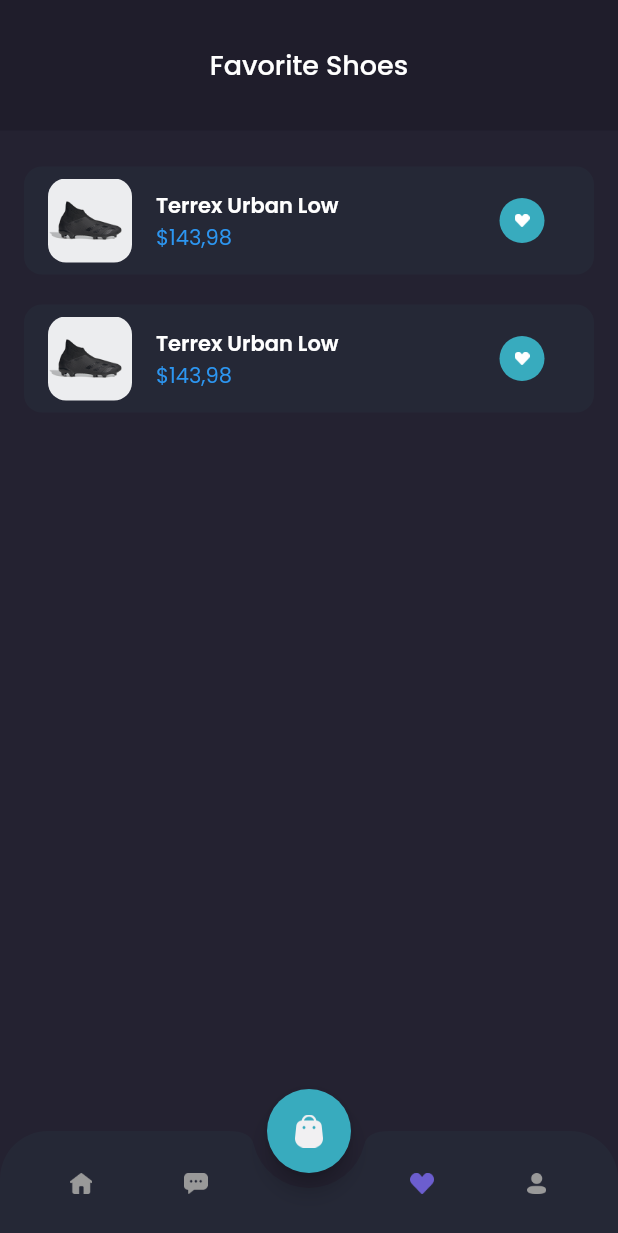
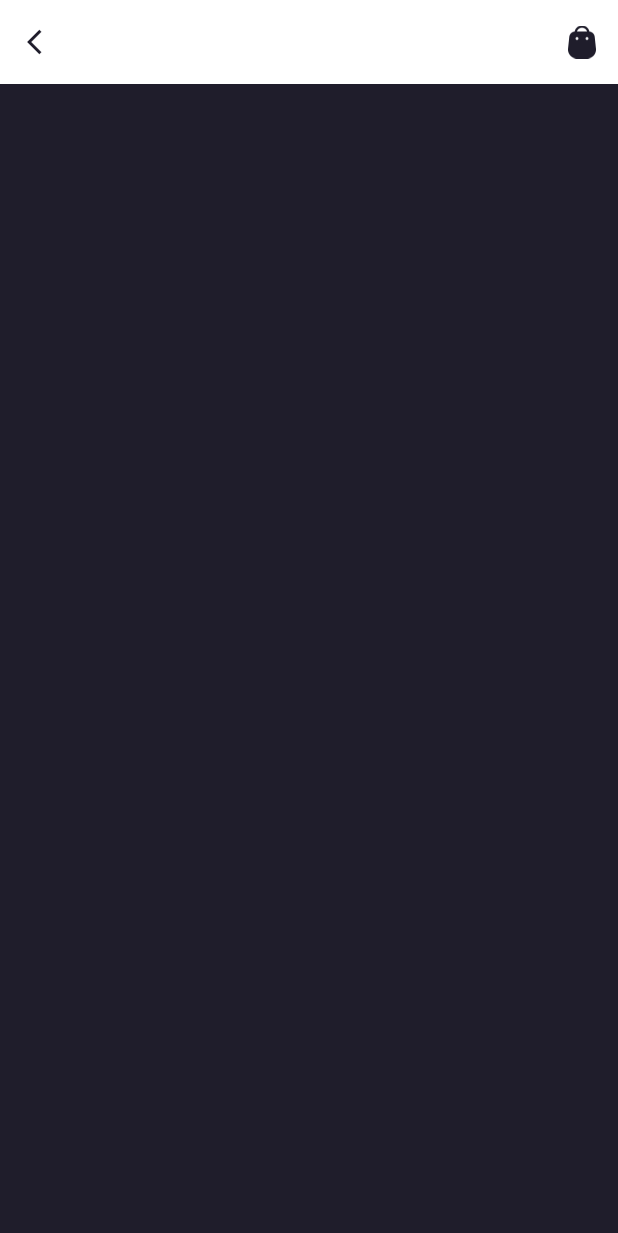
Before and after one commit to ziszz/shamo-app, a Flutter app: the MainPage screen opened by its route, item 3 of the bottom bar chosen, after a tap on "Terrex Urban Low", on a phone screen of 412 x 824 dp. Shown: the top 1233 px of the screen. Run offline on Flutter 3.47's test engine with Material 2 defaults, Android fonts, the phone set to English and light mode, and no system bars; our stand-ins replace google_fonts.

Commit message:
create appbar in detail product page

```diff
--- a/lib/presentation/pages/favorite_page.dart
+++ b/lib/presentation/pages/favorite_page.dart
@@ -1,4 +1,5 @@
 import 'package:flutter/material.dart';
+import 'package:shamo_app/presentation/pages/product_detail_page.dart';
 import 'package:shamo_app/presentation/widgets/filled_button.dart';
 import 'package:shamo_app/utilities/app_colors.dart';
 import 'package:shamo_app/utilities/font_weight.dart';
@@ -76,7 +77,10 @@ class FavoritePage extends StatelessWidget {
 
   Widget _favoriteTile({required BuildContext context}) {
     return ListTile(
-      onTap: () {},
+      onTap: () => Navigator.pushNamed(
+        context,
+        ProductDetailPage.routeName,
+      ),
       tileColor: AppColors.black4,
       shape: RoundedRectangleBorder(
         borderRadius: BorderRadius.circular(12),
--- a/lib/presentation/pages/home_page.dart
+++ b/lib/presentation/pages/home_page.dart
@@ -1,4 +1,5 @@
 import 'package:flutter/material.dart';
+import 'package:shamo_app/presentation/pages/product_detail_page.dart';
 import 'package:shamo_app/utilities/app_colors.dart';
 import 'package:shamo_app/utilities/font_weight.dart';
 
@@ -115,7 +116,12 @@ class HomePage extends StatelessWidget {
     required String name,
     required String price,
   }) {
-    return Container(
+    return InkWell(
+      onTap: () => Navigator.pushNamed(
+        context,
+        ProductDetailPage.routeName,
+      ),
+      child: Container(
         width: 200,
         decoration: BoxDecoration(
           borderRadius: BorderRadius.circular(12),
@@ -182,6 +188,7 @@ class HomePage extends StatelessWidget {
             ),
           ],
         ),
+      ),
     );
   }
 
@@ -192,7 +199,12 @@ class HomePage extends StatelessWidget {
     required String name,
     required String price,
   }) {
-    return Row(
+    return InkWell(
+      onTap: () => Navigator.pushNamed(
+        context,
+        ProductDetailPage.routeName,
+      ),
+      child: Row(
         children: [
           ClipRRect(
             borderRadius: BorderRadius.circular(12),
@@ -240,6 +252,7 @@ class HomePage extends StatelessWidget {
             ],
           ),
         ],
+      ),
     );
   }
 
--- /dev/null
+++ b/lib/presentation/pages/product_detail_page.dart
@@ -0,0 +1,39 @@
+import 'package:flutter/material.dart';
+import 'package:shamo_app/presentation/pages/cart_page.dart';
+import 'package:shamo_app/utilities/app_colors.dart';
+
+class ProductDetailPage extends StatelessWidget {
+  static const routeName = "/product-detail";
+
+  const ProductDetailPage({super.key});
+
+  @override
+  Widget build(BuildContext context) {
+    return Scaffold(
+      appBar: _appBar(context: context),
+    );
+  }
+
+  AppBar _appBar({required BuildContext context}) {
+    return AppBar(
+      backgroundColor: AppColors.white,
+      leading: IconButton(
+        onPressed: () => Navigator.pop(context),
+        icon: const Icon(
+          Icons.arrow_back_ios,
+          color: AppColors.black1,
+          size: 20,
+        ),
+      ),
+      actions: [
+        IconButton(
+          onPressed: () => Navigator.pushNamed(context, CartPage.routeName),
+          icon: Image.asset(
+            "assets/ic-cart-black.png",
+            width: 20,
+          ),
+        ),
+      ],
+    );
+  }
+}
--- a/lib/utilities/router.dart
+++ b/lib/utilities/router.dart
@@ -6,6 +6,7 @@ import 'package:shamo_app/presentation/pages/edit_profile_page.dart';
 import 'package:shamo_app/presentation/pages/empty_page.dart';
 import 'package:shamo_app/presentation/pages/login_page.dart';
 import 'package:shamo_app/presentation/pages/main_page.dart';
+import 'package:shamo_app/presentation/pages/product_detail_page.dart';
 import 'package:shamo_app/presentation/pages/sign_up_page.dart';
 import 'package:shamo_app/presentation/pages/splash_screen.dart';
 
@@ -82,6 +83,10 @@ RouteFactory? router = (settings) {
       return _createRoute(
         page: const EditProfilePage(),
       );
+    case ProductDetailPage.routeName:
+      return _createRoute(
+        page: const ProductDetailPage(),
+      );
     default:
       return MaterialPageRoute(
         builder: (_) => const EmptyPage(),
```
Also changed, not shown: assets/ic-cart-black.png (added). Lines whose indentation alone changed are shown as unchanged.
